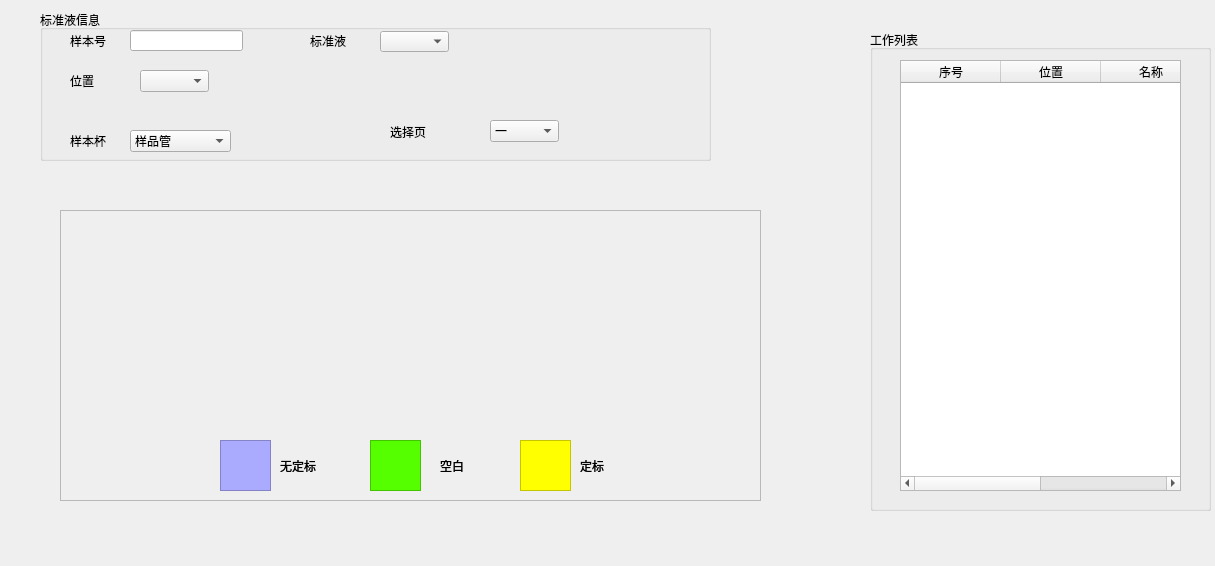
Old version of the form catab.ui in the repository lsoftp/water.
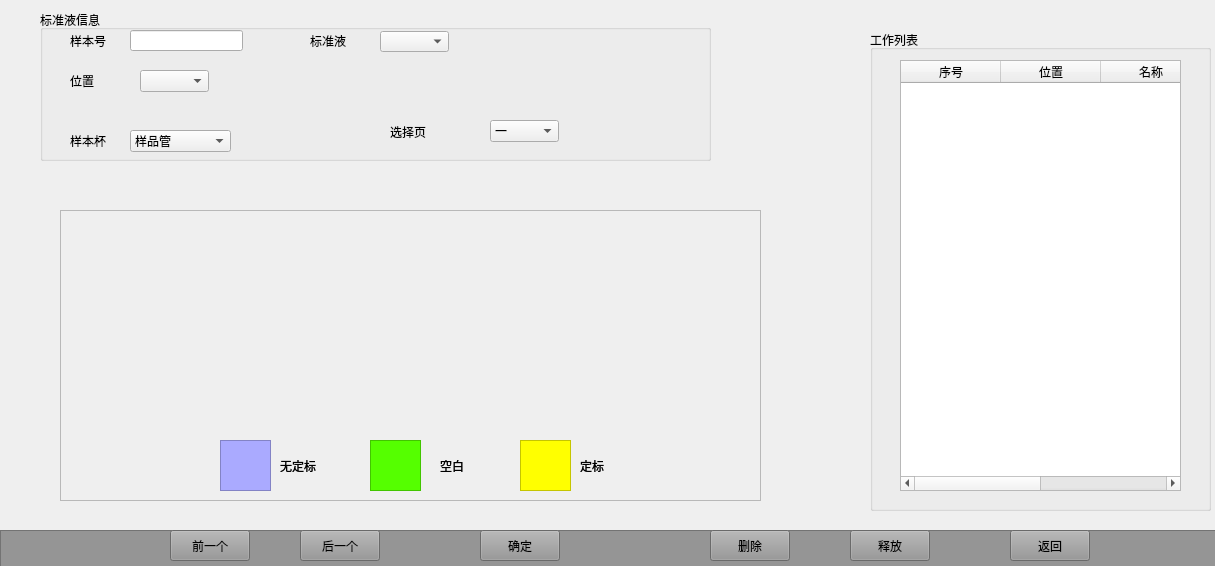
New version of the form.

Commit message: add most gui frame to be detailed

Patch:
```diff
--- a/catab.ui
+++ b/catab.ui
@@ -400,6 +400,109 @@
     </property>
    </widget>
   </widget>
+  <widget class="QFrame" name="frame_8">
+   <property name="geometry">
+    <rect>
+     <x>0</x>
+     <y>530</y>
+     <width>1221</width>
+     <height>40</height>
+    </rect>
+   </property>
+   <property name="styleSheet">
+    <string notr="true">background-color: rgb(149, 149, 149);</string>
+   </property>
+   <property name="frameShape">
+    <enum>QFrame::StyledPanel</enum>
+   </property>
+   <property name="frameShadow">
+    <enum>QFrame::Raised</enum>
+   </property>
+   <widget class="QPushButton" name="pushButton_6">
+    <property name="geometry">
+     <rect>
+      <x>170</x>
+      <y>0</y>
+      <width>80</width>
+      <height>31</height>
+     </rect>
+    </property>
+    <property name="text">
+     <string>前一个</string>
+    </property>
+   </widget>
+   <widget class="QPushButton" name="pushButton_7">
+    <property name="geometry">
+     <rect>
+      <x>300</x>
+      <y>0</y>
+      <width>80</width>
+      <height>31</height>
+     </rect>
+    </property>
+    <property name="text">
+     <string>后一个</string>
+    </property>
+   </widget>
+   <widget class="QPushButton" name="sr_yes">
+    <property name="geometry">
+     <rect>
+      <x>480</x>
+      <y>0</y>
+      <width>80</width>
+      <height>31</height>
+     </rect>
+    </property>
+    <property name="text">
+     <string>确定</string>
+    </property>
+   </widget>
+   <widget class="QPushButton" name="careturnbtn">
+    <property name="geometry">
+     <rect>
+      <x>1010</x>
+      <y>0</y>
+      <width>80</width>
+      <height>31</height>
+     </rect>
+    </property>
+    <property name="text">
+     <string>返回</string>
+    </property>
+   </widget>
+   <widget class="QPushButton" name="sr_del">
+    <property name="geometry">
+     <rect>
+      <x>710</x>
+      <y>0</y>
+      <width>80</width>
+      <height>31</height>
+     </rect>
+    </property>
+    <property name="text">
+     <string>删除</string>
+    </property>
+   </widget>
+   <widget class="QPushButton" name="pushButton_12">
+    <property name="geometry">
+     <rect>
+      <x>850</x>
+      <y>0</y>
+      <width>80</width>
+      <height>31</height>
+     </rect>
+    </property>
+    <property name="text">
+     <string>释放</string>
+    </property>
+   </widget>
+   <zorder>pushButton_6</zorder>
+   <zorder>pushButton_7</zorder>
+   <zorder>sr_yes</zorder>
+   <zorder>sr_del</zorder>
+   <zorder>pushButton_12</zorder>
+   <zorder>careturnbtn</zorder>
+  </widget>
  </widget>
  <resources/>
  <connections/>
```
The commit also changes 31 other files.
